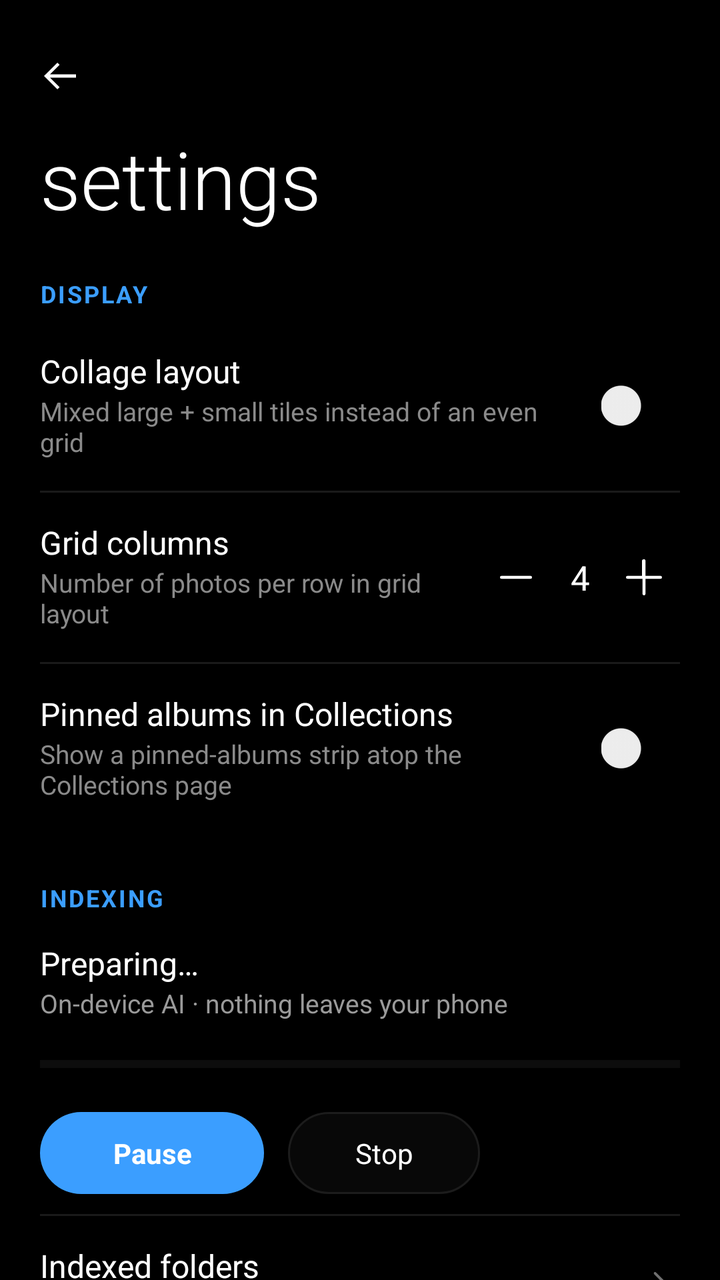
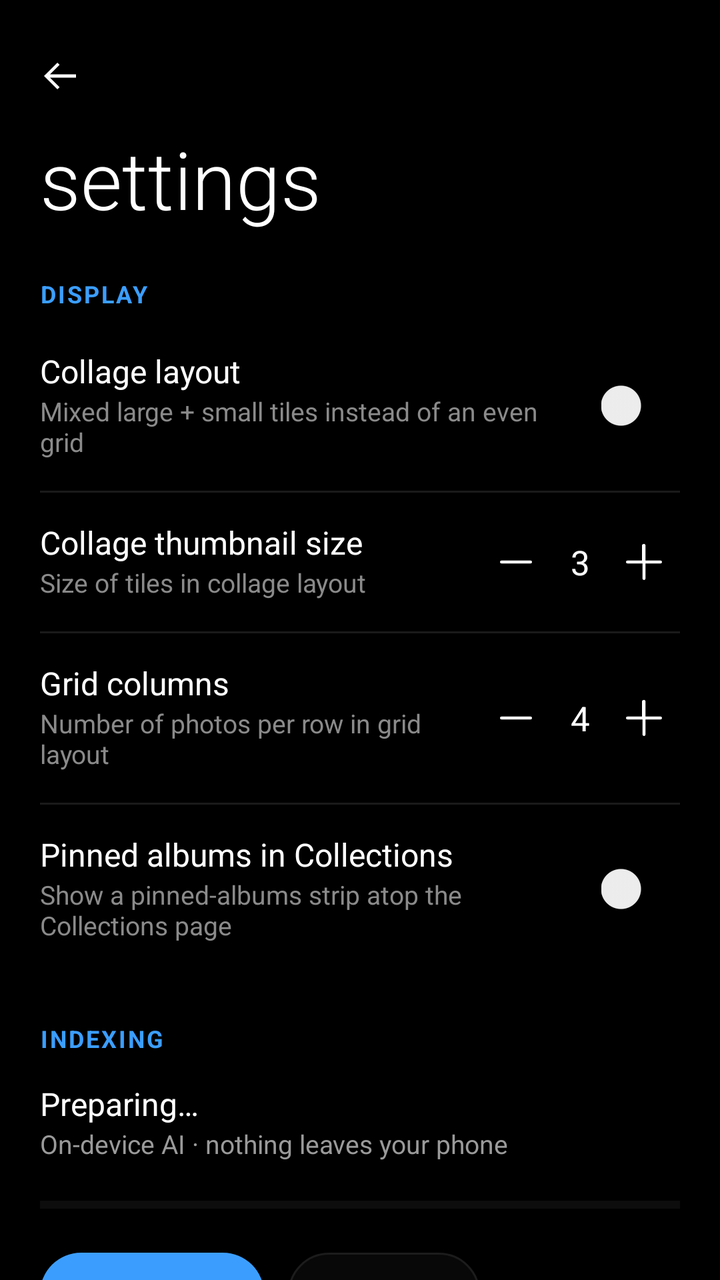

Compare the two renders of this Android layout. The source of the first and the diff that turns it into the second are given below.
<!-- AndroidManifest.xml: application theme Theme.GallerySearch -->
<!-- res/layout/activity_settings.xml -->
<?xml version="1.0" encoding="utf-8"?>
<FrameLayout xmlns:android="http://schemas.android.com/apk/res/android"
    android:id="@+id/settingsRoot"
    android:layout_width="match_parent"
    android:layout_height="match_parent"
    android:background="#000000">

    <LinearLayout
        android:layout_width="match_parent"
        android:layout_height="match_parent"
        android:orientation="vertical">

        <FrameLayout
            android:id="@+id/topBar"
            android:layout_width="match_parent"
            android:layout_height="wrap_content"
            android:paddingTop="14dp"
            android:paddingBottom="6dp">

            <ImageButton
                android:id="@+id/backBtn"
                android:layout_width="48dp"
                android:layout_height="48dp"
                android:layout_gravity="start|center_vertical"
                android:layout_marginStart="6dp"
                android:background="?android:attr/selectableItemBackgroundBorderless"
                android:contentDescription="Back"
                android:padding="12dp"
                android:src="@drawable/ic_fluent_back_24_regular"
                android:tint="#FFFFFF" />
        </FrameLayout>

        <ScrollView
            android:layout_width="match_parent"
            android:layout_height="match_parent"
            android:scrollbars="none">

            <LinearLayout
                android:layout_width="match_parent"
                android:layout_height="wrap_content"
                android:orientation="vertical"
                android:paddingStart="20dp"
                android:paddingEnd="20dp"
                android:paddingBottom="32dp">

                <TextView
                    android:layout_width="wrap_content"
                    android:layout_height="wrap_content"
                    android:fontFamily="sans-serif-light"
                    android:includeFontPadding="false"
                    android:text="settings"
                    android:textColor="#FFFFFF"
                    android:textSize="40sp" />

                
                <TextView
                    style="@style/SettingsSectionHeader"
                    android:text="DISPLAY" />

                <LinearLayout
                    android:id="@+id/rowCollage"
                    style="@style/SettingsRow">

                    <LinearLayout style="@style/SettingsRowText">

                        <TextView style="@style/SettingsRowTitle" android:text="Collage layout" />

                        <TextView
                            style="@style/SettingsRowSubtitle"
                            android:text="Mixed large + small tiles instead of an even grid" />
                    </LinearLayout>

                    <androidx.appcompat.widget.SwitchCompat
                        android:id="@+id/switchCollage"
                        android:layout_width="wrap_content"
                        android:layout_height="wrap_content"
                        android:clickable="false"
                        android:focusable="false" />
                </LinearLayout>

                <View style="@style/SettingsDivider" />

                <LinearLayout
                    android:id="@+id/rowGridColumns"
                    style="@style/SettingsRow">

                    <LinearLayout style="@style/SettingsRowText">

                        <TextView style="@style/SettingsRowTitle" android:text="Grid columns" />

                        <TextView
                            style="@style/SettingsRowSubtitle"
                            android:text="Number of photos per row in grid layout" />
                    </LinearLayout>

                    <ImageButton
                        android:id="@+id/colMinus"
                        android:layout_width="36dp"
                        android:layout_height="36dp"
                        android:background="?android:attr/selectableItemBackgroundBorderless"
                        android:contentDescription="Fewer columns"
                        android:padding="6dp"
                        android:src="@drawable/ic_fluent_subtract_24_regular"
                        android:tint="#FFFFFF" />

                    <TextView
                        android:id="@+id/colValue"
                        android:layout_width="28dp"
                        android:layout_height="wrap_content"
                        android:gravity="center"
                        android:text="4"
                        android:textColor="#FFFFFF"
                        android:textSize="17sp" />

                    <ImageButton
                        android:id="@+id/colPlus"
                        android:layout_width="36dp"
                        android:layout_height="36dp"
                        android:background="?android:attr/selectableItemBackgroundBorderless"
                        android:contentDescription="More columns"
                        android:padding="6dp"
                        android:src="@drawable/ic_fluent_add_24_regular"
                        android:tint="#FFFFFF" />
                </LinearLayout>

                <View style="@style/SettingsDivider" />

                <LinearLayout
                    android:id="@+id/rowPinned"
                    style="@style/SettingsRow">

                    <LinearLayout style="@style/SettingsRowText">

                        <TextView style="@style/SettingsRowTitle" android:text="Pinned albums in Collections" />

                        <TextView
                            style="@style/SettingsRowSubtitle"
                            android:text="Show a pinned-albums strip atop the Collections page" />
                    </LinearLayout>

                    <androidx.appcompat.widget.SwitchCompat
                        android:id="@+id/switchPinned"
                        android:layout_width="wrap_content"
                        android:layout_height="wrap_content"
                        android:clickable="false"
                        android:focusable="false" />
                </LinearLayout>

                
                <TextView
                    style="@style/SettingsSectionHeader"
                    android:text="INDEXING" />

                
                <LinearLayout
                    android:layout_width="match_parent"
                    android:layout_height="wrap_content"
                    android:orientation="vertical"
                    android:paddingTop="10dp"
                    android:paddingBottom="10dp">

                    <TextView
                        android:id="@+id/indexStatus"
                        android:layout_width="match_parent"
                        android:layout_height="wrap_content"
                        android:includeFontPadding="false"
                        android:text="Preparing…"
                        android:textColor="#FFFFFF"
                        android:textSize="16sp" />

                    <TextView
                        android:id="@+id/indexSubStatus"
                        android:layout_width="match_parent"
                        android:layout_height="wrap_content"
                        android:includeFontPadding="false"
                        android:paddingTop="3dp"
                        android:text="On-device AI · nothing leaves your phone"
                        android:textColor="#9A9A9A"
                        android:textSize="13sp" />

                    <ProgressBar
                        android:id="@+id/indexProgress"
                        style="?android:attr/progressBarStyleHorizontal"
                        android:layout_width="match_parent"
                        android:layout_height="wrap_content"
                        android:layout_marginTop="14dp"
                        android:max="100"
                        android:progressBackgroundTint="#333333"
                        android:progressTint="@color/metroAccent" />

                    <LinearLayout
                        android:layout_width="match_parent"
                        android:layout_height="wrap_content"
                        android:layout_marginTop="16dp"
                        android:orientation="horizontal">

                        <TextView
                            android:id="@+id/btnIndexPrimary"
                            android:layout_width="wrap_content"
                            android:layout_height="wrap_content"
                            android:background="@drawable/crop_search_pill"
                            android:clickable="true"
                            android:focusable="true"
                            android:minWidth="112dp"
                            android:paddingStart="24dp"
                            android:paddingTop="11dp"
                            android:paddingEnd="24dp"
                            android:paddingBottom="11dp"
                            android:text="Pause"
                            android:textAlignment="center"
                            android:textColor="#FFFFFF"
                            android:textSize="14sp"
                            android:textStyle="bold" />

                        <TextView
                            android:id="@+id/btnIndexStop"
                            android:layout_width="wrap_content"
                            android:layout_height="wrap_content"
                            android:layout_marginStart="12dp"
                            android:background="@drawable/pill_bg"
                            android:clickable="true"
                            android:focusable="true"
                            android:minWidth="96dp"
                            android:paddingStart="24dp"
                            android:paddingTop="11dp"
                            android:paddingEnd="24dp"
                            android:paddingBottom="11dp"
                            android:text="Stop"
                            android:textAlignment="center"
                            android:textColor="#FFFFFF"
                            android:textSize="14sp" />
                    </LinearLayout>
                </LinearLayout>

                <View style="@style/SettingsDivider" />

                <LinearLayout
                    android:id="@+id/rowIndexedFolders"
                    style="@style/SettingsRow">

                    <LinearLayout style="@style/SettingsRowText">

                        <TextView style="@style/SettingsRowTitle" android:text="Indexed folders" />

                        <TextView
                            android:id="@+id/indexedFoldersSubtitle"
                            style="@style/SettingsRowSubtitle"
                            android:text="Choose which folders AI search indexes" />
                    </LinearLayout>

                    <ImageView
                        android:layout_width="20dp"
                        android:layout_height="20dp"
                        android:contentDescription="@null"
                        android:src="@drawable/ic_fluent_chevron_right_24_regular"
                        android:tint="#6F6F6F" />
                </LinearLayout>

                <View style="@style/SettingsDivider" />

                <LinearLayout
                    android:id="@+id/rowCharging"
                    style="@style/SettingsRow">

                    <LinearLayout style="@style/SettingsRowText">

                        <TextView style="@style/SettingsRowTitle" android:text="Index only while charging" />

                        <TextView
                            style="@style/SettingsRowSubtitle"
                            android:text="Save battery — pause AI photo indexing until the device is plugged in" />
                    </LinearLayout>

                    <androidx.appcompat.widget.SwitchCompat
                        android:id="@+id/switchCharging"
                        android:layout_width="wrap_content"
                        android:layout_height="wrap_content"
                        android:clickable="false"
                        android:focusable="false" />
                </LinearLayout>

                
                <TextView
                    android:id="@+id/privacyHeader"
                    style="@style/SettingsSectionHeader"
                    android:text="PRIVACY" />

                <LinearLayout
                    android:id="@+id/rowBlurSensitive"
                    style="@style/SettingsRow">

                    <LinearLayout style="@style/SettingsRowText">

                        <TextView style="@style/SettingsRowTitle" android:text="Blur sensitive content · Beta" />

                        <TextView
                            style="@style/SettingsRowSubtitle"
                            android:text="Blur photos our on-device AI flags as NSFW. Tap a photo to view." />
                    </LinearLayout>

                    <androidx.appcompat.widget.SwitchCompat
                        android:id="@+id/switchBlurSensitive"
                        android:layout_width="wrap_content"
                        android:layout_height="wrap_content"
                        android:clickable="false"
                        android:focusable="false" />
                </LinearLayout>

                
                <TextView
                    style="@style/SettingsSectionHeader"
                    android:text="STORAGE" />

                <LinearLayout
                    android:id="@+id/rowClearCleanup"
                    style="@style/SettingsRow">

                    <LinearLayout style="@style/SettingsRowText">

                        <TextView style="@style/SettingsRowTitle" android:text="Clear Smart Cleanup cache" />

                        <TextView
                            style="@style/SettingsRowSubtitle"
                            android:text="Forget previous cleanup scan results" />
                    </LinearLayout>

                    <ImageView
                        android:layout_width="20dp"
                        android:layout_height="20dp"
                        android:contentDescription="@null"
                        android:src="@drawable/ic_fluent_chevron_right_24_regular"
                        android:tint="#6F6F6F" />
                </LinearLayout>

                
                <TextView
                    style="@style/SettingsSectionHeader"
                    android:text="ABOUT" />

                <LinearLayout style="@style/SettingsRow">

                    <LinearLayout style="@style/SettingsRowText">

                        <TextView style="@style/SettingsRowTitle" android:text="Deepix" />

                        <TextView
                            android:id="@+id/aboutVersion"
                            style="@style/SettingsRowSubtitle"
                            android:text="Version" />
                    </LinearLayout>
                </LinearLayout>

                <View style="@style/SettingsDivider" />

                <LinearLayout style="@style/SettingsRow">

                    <LinearLayout style="@style/SettingsRowText">

                        <TextView style="@style/SettingsRowTitle" android:text="On-device AI" />

                        <TextView
                            style="@style/SettingsRowSubtitle"
                            android:text="MobileCLIP-S2 · runs fully offline" />
                    </LinearLayout>
                </LinearLayout>
            </LinearLayout>
        </ScrollView>
    </LinearLayout>
</FrameLayout>
<!-- resources referenced by this layout -->
<resources>
  <color name="metroAccent">#FF3B9EFF</color>
  <!-- drawable crop_search_pill (drawable) -->
  <?xml version="1.0" encoding="utf-8"?>
  <shape xmlns:android="http://schemas.android.com/apk/res/android"
      android:shape="rectangle">
      <corners android:radius="22dp" />
      <solid android:color="@color/metroAccent" />
  </shape>
  <!-- drawable ic_fluent_add_24_regular (drawable) -->
  <vector xmlns:android="http://schemas.android.com/apk/res/android"
      android:width="24dp"
      android:height="24dp"
      android:viewportWidth="24"
      android:viewportHeight="24">
      <path android:fillColor="#FFFFFFFF" android:pathData="M11.75,3a0.75,0.75 0,0 0,-0.75 0.75v7.5H3.75a0.75,0.75 0,0 0,0 1.5h7.5v7.5a0.75,0.75 0,0 0,1.5 0v-7.5h7.5a0.75,0.75 0,0 0,0 -1.5h-7.5v-7.5A0.75,0.75 0,0 0,11.75 3"/>
  </vector>
  <!-- drawable ic_fluent_back_24_regular (drawable) -->
  <vector xmlns:android="http://schemas.android.com/apk/res/android"
      android:width="24dp"
      android:height="24dp"
      android:viewportWidth="24"
      android:viewportHeight="24">
      <path android:fillColor="#FFFFFFFF" android:pathData="M10.7,5.3L4,12l6.7,6.7l1.1,-1.1L7,12.8h13v-1.6H7l4.8,-4.8z"/>
  </vector>
  <!-- drawable ic_fluent_chevron_right_24_regular (drawable) -->
  <vector xmlns:android="http://schemas.android.com/apk/res/android"
      android:width="24dp"
      android:height="24dp"
      android:viewportWidth="24"
      android:viewportHeight="24">
      <path
          android:fillColor="#FFFFFFFF"
          android:pathData="M8.47,4.22a0.75,0.75 0,0 0,0 1.06L14.19,11l-5.72,5.72a0.75,0.75 0,1 0,1.06 1.06l6.25,-6.25a0.75,0.75 0,0 0,0 -1.06L9.53,4.22a0.75,0.75 0,0 0,-1.06 0z" />
  </vector>
  <!-- drawable ic_fluent_subtract_24_regular (drawable) -->
  <vector xmlns:android="http://schemas.android.com/apk/res/android"
      android:width="24dp"
      android:height="24dp"
      android:viewportWidth="24"
      android:viewportHeight="24">
      <path
          android:fillColor="#FFFFFFFF"
          android:pathData="M4.75,11.25h14.5a0.75,0.75 0,0 1,0 1.5H4.75a0.75,0.75 0,0 1,0 -1.5z" />
  </vector>
  <!-- drawable pill_bg (drawable) -->
  <?xml version="1.0" encoding="utf-8"?>
  <shape xmlns:android="http://schemas.android.com/apk/res/android"
      android:shape="rectangle">
      <corners android:radius="26dp" />
      <solid android:color="#D90A0A0A" />
      <stroke
          android:width="1dp"
          android:color="@color/metroBgSurface" />
  </shape>
  <style name="SettingsDivider">
          <item name="android:layout_width">match_parent</item>
          <item name="android:layout_height">1dp</item>
          <item name="android:background">#1A1A1A</item>
      </style>
  <style name="SettingsRowSubtitle">
          <item name="android:layout_width">wrap_content</item>
          <item name="android:layout_height">wrap_content</item>
          <item name="android:paddingTop">3dp</item>
          <item name="android:textColor">@color/metroTextSecondary</item>
          <item name="android:textSize">13sp</item>
          <item name="android:includeFontPadding">false</item>
      </style>
  <style name="SettingsRowText">
          <item name="android:layout_width">0dp</item>
          <item name="android:layout_height">wrap_content</item>
          <item name="android:layout_weight">1</item>
          <item name="android:orientation">vertical</item>
          <item name="android:paddingEnd">12dp</item>
      </style>
  <style name="SettingsRowTitle">
          <item name="android:layout_width">wrap_content</item>
          <item name="android:layout_height">wrap_content</item>
          <item name="android:textColor">@color/metroTextPrimary</item>
          <item name="android:textSize">16sp</item>
          <item name="android:includeFontPadding">false</item>
      </style>
  <color name="metroBgSurface">#FF1C1C1C</color>
  <color name="metroTextSecondary">#FF8A8A8A</color>
  <color name="metroTextPrimary">#FFFFFFFF</color>
  <color name="metroNavBar">#FF000000</color>
  <color name="metroStatusBar">#FF0A0A0A</color>
  <!-- unchanged entries left out for length: 3 -->
</resources>

<!-- the commit's change to res/layout/activity_settings.xml (unified diff, before → after) -->
@@ -76,6 +76,51 @@
                         android:layout_height="wrap_content"
                         android:clickable="false"
                         android:focusable="false" />
+                </LinearLayout>
+
+                <View style="@style/SettingsDivider" />
+
+                <LinearLayout
+                    android:id="@+id/rowCollageSize"
+                    style="@style/SettingsRow">
+
+                    <LinearLayout style="@style/SettingsRowText">
+
+                        <TextView style="@style/SettingsRowTitle" android:text="Collage thumbnail size" />
+
+                        <TextView
+                            style="@style/SettingsRowSubtitle"
+                            android:text="Size of tiles in collage layout" />
+                    </LinearLayout>
+
+                    <ImageButton
+                        android:id="@+id/collageMinus"
+                        android:layout_width="36dp"
+                        android:layout_height="36dp"
+                        android:background="?android:attr/selectableItemBackgroundBorderless"
+                        android:contentDescription="Smaller collage tiles"
+                        android:padding="6dp"
+                        android:src="@drawable/ic_fluent_subtract_24_regular"
+                        android:tint="#FFFFFF" />
+
+                    <TextView
+                        android:id="@+id/collageValue"
+                        android:layout_width="28dp"
+                        android:layout_height="wrap_content"
+                        android:gravity="center"
+                        android:text="3"
+                        android:textColor="#FFFFFF"
+                        android:textSize="17sp" />
+
+                    <ImageButton
+                        android:id="@+id/collagePlus"
+                        android:layout_width="36dp"
+                        android:layout_height="36dp"
+                        android:background="?android:attr/selectableItemBackgroundBorderless"
+                        android:contentDescription="Larger collage tiles"
+                        android:padding="6dp"
+                        android:src="@drawable/ic_fluent_add_24_regular"
+                        android:tint="#FFFFFF" />
                 </LinearLayout>
 
                 <View style="@style/SettingsDivider" />
